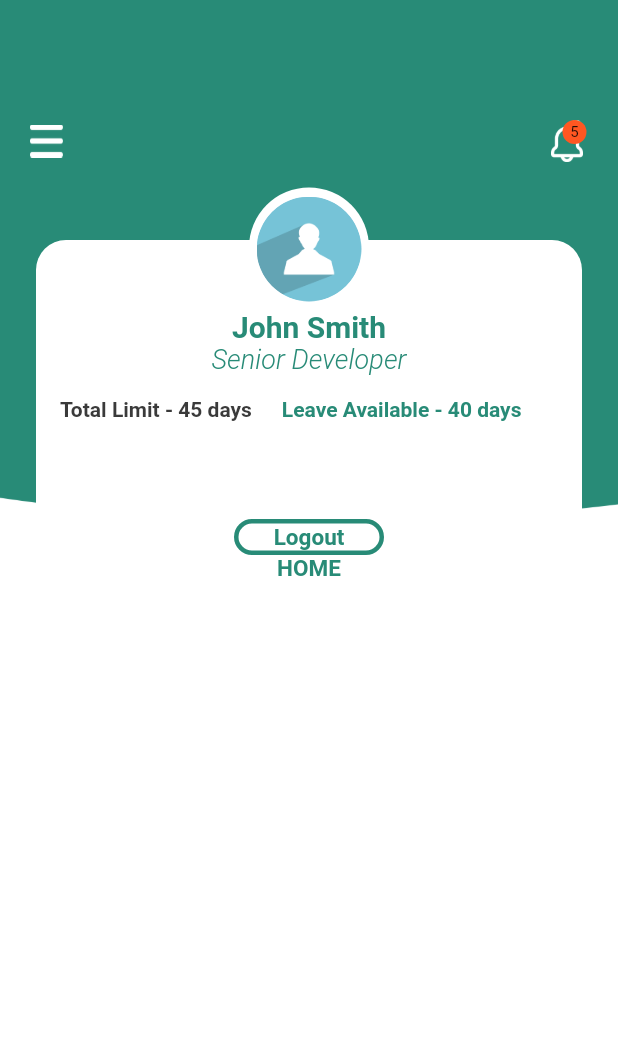
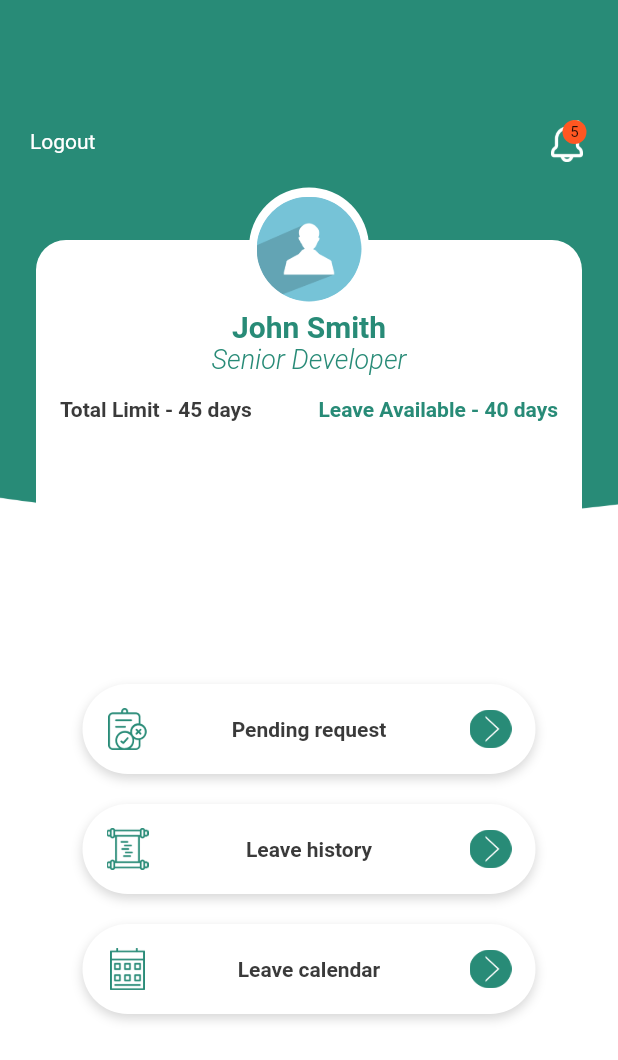
Before and after one commit to maruthu-anabond/leave_management, a Flutter app: the Home widget shown alone on an empty page, opened directly, on a phone screen of 412 x 824 dp. Shown: the top 1060 px of the screen. Run offline on Flutter 3.47's test engine with Material 2 defaults, Android fonts, the phone set to English and light mode, and no system bars; our stand-ins replace flutter_cache_manager, flutter_spinkit, flutter_svg, image_cropper, image_picker, shared_preferences; missing offline and left inert: adobe_xd, image_cropper_for_web, image_picker_for_web, shared_preferences_web; accounts and stored records are empty.

Commit message:
#3788 Leave application-Mobile app Home screen

```diff
--- a/lib/config/images.dart
+++ b/lib/config/images.dart
@@ -9,4 +9,9 @@ class UIImageData {
   static const String back = '$imageDir/back.png';
   static const String home = '$imageDir/home.png';
   static const String profile = '$imageDir/profile.png';
+  static const String app_icon = '$imageDir/app_icon.png';
+  static const String navig = '$imageDir/navig.png';
+  static const String history = '$imageDir/history.png';
+  static const String calendar = '$imageDir/calendar.png';
+  static const String report = '$imageDir/report.png';
 }
--- a/lib/config/style.dart
+++ b/lib/config/style.dart
@@ -62,6 +62,21 @@ var userheading = TextStyle(
   color: Color(0xffFFFFFF),
   fontWeight: FontWeight.w400,
 );
+var tabUnSelectStyle = TextStyle(
+  fontSize: appStyle['lowlevellarge'] as double,
+  color: appStyle['primaryWhiteColor'] as Color,
+  fontWeight: FontWeight.w600,
+);
+var tabSelectStyle = TextStyle(
+  fontSize: appStyle['lowlevellarge'] as double,
+  color: appStyle['primaryWhiteColor'] as Color,
+  fontWeight: FontWeight.w600,
+);
+var profileTitle = TextStyle(
+  fontSize: appStyle['secondarymediumsize'] as double,
+  color: appStyle['lightGray'] as Color,
+  fontWeight: FontWeight.w400,
+);
 var headerSubhead = TextStyle(
   fontSize: 10.0,
   color: Color(0xccffffff),
--- a/lib/views/pages/home.dart
+++ b/lib/views/pages/home.dart
@@ -2,21 +2,12 @@ import 'package:flutter/material.dart';
 import 'package:leave_management/myWidget/appbackground.dart';
 import 'package:leave_management/myWidget/cardwidget.dart';
 import 'package:leave_management/config/images.dart';
-import 'package:leave_management/myWidget/loginbutton.dart';
 import 'package:adobe_xd/pinned.dart';
-
-// import './Notification.dart';
 import 'package:adobe_xd/page_link.dart';
-
-// import './Profile.dart';
-// import './PendingApprovals2.dart';
-// import './Calender.dart';
-// import './LeaveHistory4.dart';
 import 'package:flutter_svg/flutter_svg.dart';
 import 'package:leave_management/myWidget/appbackground.dart';
 import 'package:leave_management/myWidget/badges.dart';
 import 'package:leave_management/views/pages/login.dart';
-import 'package:leave_management/views/pages/HomeScreen13.dart';
 import 'package:leave_management/views/templates/headernav.dart';
 
 import '../../config/style.dart';
@@ -91,6 +82,7 @@ class _HomePageState extends State<Home> {
                                 ),
                                 SizedBox(height: 15),
                                 Row(
+                                  mainAxisAlignment: MainAxisAlignment.spaceBetween,
                                   children: <Widget>[
                                     Text(
                                       "Total Limit - 45 days",
@@ -114,50 +106,111 @@ class _HomePageState extends State<Home> {
                                   ],
 
                                 ),
-                                SizedBox(height: 65),
-                                InkWell(
-                                  onTap: () async {
-                                    logout();
-                                    //   // Navigator.push(
-                                    //   //   context,
-                                    //   //   MaterialPageRoute(builder: (context) => OverView()),
-                                    //   // );
-                                  },
-                                  child: Container(
-                                    width: 100,
-                                    alignment: Alignment.center,
-                                    decoration: BoxDecoration(
-                                      color: const Color(0xffffffff),
-                                      borderRadius:
-                                          BorderRadius.circular(105.0),
-                                      border: Border.all(
-                                          width: 3.0,
-                                          color: const Color(0xff288b77)),
-                                      // gradient: LinearGradient(
-                                      //     colors: [Color(0xff2E3374), Color(0xff5E86E5)],
-                                      //     begin: Alignment.centerRight,
-                                      //     end: Alignment.centerLeft),
-                                    ),
-                                    child: Text(
-                                      'Logout',
-                                      style: loginButton,
-                                    ),
+                                SizedBox(height: 165),
+                                cardWidgetlogin(
+                                  Row(
+                                    mainAxisAlignment: MainAxisAlignment.spaceBetween,
+                                    children: <Widget>[
+                                      Image(
+                                        image: AssetImage(UIImageData.report),
+                                        width: 28.0,
+                                        height: 28.0,
+                                      ),
+                                      Text('Pending request',
+                                        style: TextStyle(
+                                          fontFamily: 'Roboto',
+                                          fontWeight: FontWeight.w700,
+                                          color: appStyle['mattBlack'] as Color,
+                                          fontSize: 14,
+                                        ),), // give it width
+                                      Image(
+                                        image: AssetImage(UIImageData.navig),
+                                        width: 28.0,
+                                        height: 28.0,
+                                      ),
+                                    ],
+
                                   ),
                                 ),
-                                InkWell(
-                                  onTap: () async {
-                                    logout();
-                                    Navigator.push(
-                                      context,
-                                      MaterialPageRoute(
-                                          builder: (context) => HomeScreen13()),
-                                    );
-                                  },
-                                  child: Text(
-                                    'HOME',
-                                    style: loginButton,
+                                cardWidgetlogin(
+                                  Row(
+                                    mainAxisAlignment: MainAxisAlignment.spaceBetween,
+                                    children: <Widget>[
+                                      Image(
+                                        image: AssetImage(UIImageData.history),
+                                        width: 28.0,
+                                        height: 28.0,
+                                      ),
+                                      Text('Leave history',
+                                        style: TextStyle(
+                                          fontFamily: 'Roboto',
+                                          fontWeight: FontWeight.w700,
+                                          color: appStyle['mattBlack'] as Color,
+                                          fontSize: 14,
+                                        ),), // give it width
+                                      Image(
+                                        image: AssetImage(UIImageData.navig),
+                                        width: 28.0,
+                                        height: 28.0,
+                                      ),
+                                    ],
+
                                   ),
                                 ),
+                                cardWidgetlogin(
+                                  Row(
+                                    mainAxisAlignment: MainAxisAlignment.spaceBetween,
+                                    children: <Widget>[
+                                      Image(
+                                        image: AssetImage(UIImageData.calendar),
+                                        width: 28.0,
+                                        height: 28.0,
+                                      ),
+                                      Text('Leave calendar',
+                                        style: TextStyle(
+                                          fontFamily: 'Roboto',
+                                          fontWeight: FontWeight.w700,
+                                          color: appStyle['mattBlack'] as Color,
+                                          fontSize: 14,
+                                        ),), // give it width
+                                      Image(
+                                        image: AssetImage(UIImageData.navig),
+                                        width: 28.0,
+                                        height: 28.0,
+                                      ),
+                                    ],
+
+                                  ),
+                                ),
+                                // InkWell(
+                                //   onTap: () async {
+                                //     logout();
+                                //     //   // Navigator.push(
+                                //     //   //   context,
+                                //     //   //   MaterialPageRoute(builder: (context) => OverView()),
+                                //     //   // );
+                                //   },
+                                //   child: Container(
+                                //     width: 100,
+                                //     alignment: Alignment.center,
+                                //     decoration: BoxDecoration(
+                                //       color: const Color(0xffffffff),
+                                //       borderRadius:
+                                //           BorderRadius.circular(105.0),
+                                //       border: Border.all(
+                                //           width: 3.0,
+                                //           color: const Color(0xff288b77)),
+                                //       // gradient: LinearGradient(
+                                //       //     colors: [Color(0xff2E3374), Color(0xff5E86E5)],
+                                //       //     begin: Alignment.centerRight,
+                                //       //     end: Alignment.centerLeft),
+                                //     ),
+                                //     child: Text(
+                                //       'Logout',
+                                //       style: loginButton,
+                                //     ),
+                                //   ),
+                                // ),
                               ],
                             ),
                           ),
--- a/lib/views/templates/headernav.dart
+++ b/lib/views/templates/headernav.dart
@@ -2,6 +2,7 @@ import 'package:leave_management/config/app_lang.dart';
 import 'package:leave_management/config/images.dart';
 import 'package:leave_management/config/style.dart';
 import 'package:leave_management/views/pages/login.dart';
+import 'package:leave_management/views/pages/home.dart';
 import 'package:flutter/material.dart';
 import 'package:leave_management/myWidget/badges.dart';
 import 'package:leave_management/views/functions.dart';
@@ -57,15 +58,31 @@ Widget headerBar(
                 //     ),
                 //   );
                 // },
+                onTap: () {
+                  Navigator.push(
+                    context,
+                    MaterialPageRoute(
+                      builder: (context) => Login(),
+                    ),
+                  );
+                },
                 child: Container(
-                  width: 22.0,
-                  height: 22.0,
-                  decoration: new BoxDecoration(
-                    image: new DecorationImage(
-                      fit: BoxFit.fill,
-                      image: AssetImage(profilePic),
-                    ),
-                  ),
+                  child:Text('Logout',
+                    style: TextStyle(
+                      fontFamily: 'Roboto',
+                      color: appStyle['primaryWhiteColor'] as Color,
+                      fontSize: 14,
+                    ),),
+                  // width: 22.0,
+                  // height: 22.0,
+                  // decoration: new BoxDecoration(
+                  //   image: new DecorationImage(
+                  //     fit: BoxFit.fill,
+                  //     image: AssetImage(profilePic),
+                  //   ),
+
+                  // ),
+
                 ),
               ),
               Expanded(
```
Also changed, not shown: assets/images/calendar.png (added), assets/images/history.png (added), assets/images/navig.png (added), assets/images/report.png (added).
